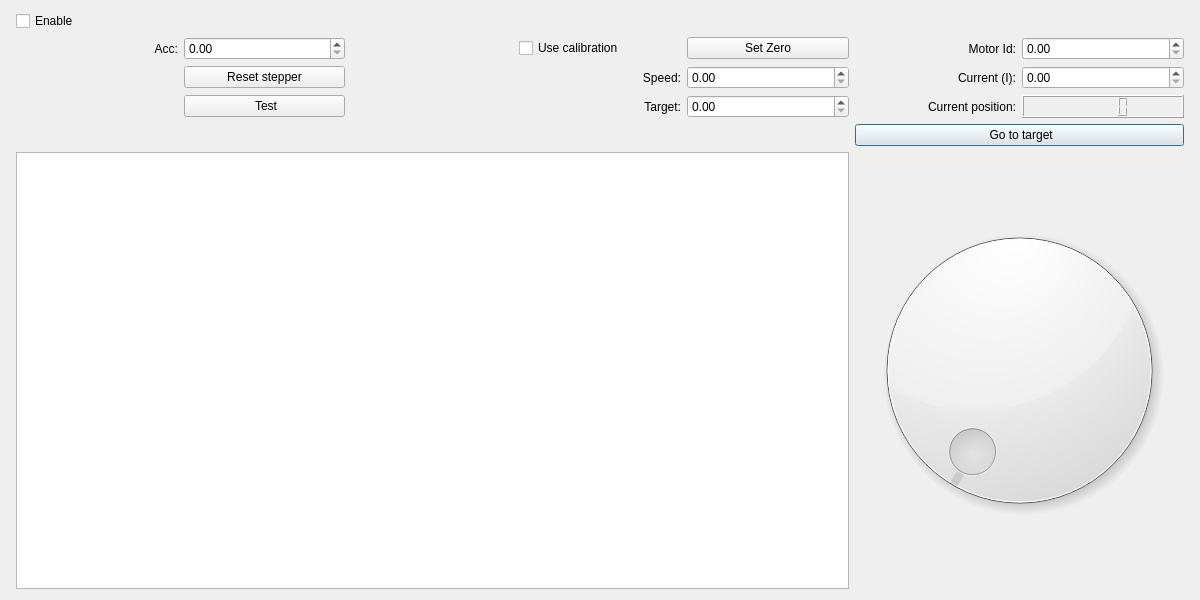
Old version of the form SpidrMpx3Eq/qcstmsteppermotor.ui in the repository navrit/dexter.
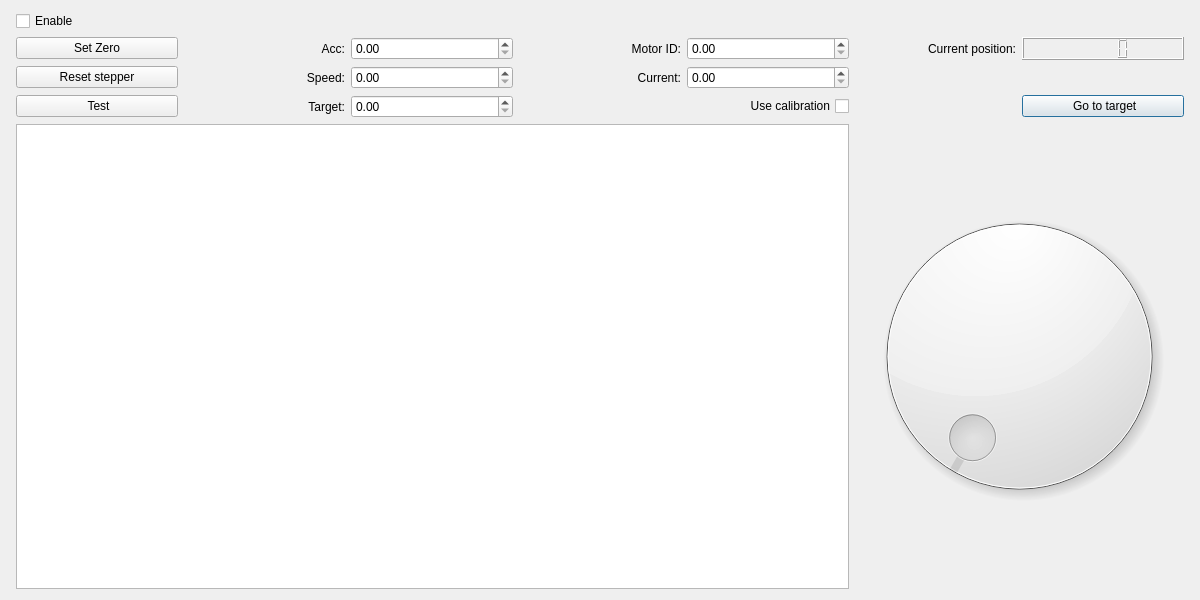
New version of the form. Icons and pictures are not drawn.

```diff
--- a/SpidrMpx3Eq/qcstmsteppermotor.ui
+++ b/SpidrMpx3Eq/qcstmsteppermotor.ui
@@ -31,10 +31,34 @@
      <property name="rightMargin">
       <number>5</number>
      </property>
-     <item row="3" column="6">
-      <widget class="QLCDNumber" name="motorCurrentPoslcdNumber"/>
+     <item row="5" column="0" colspan="5">
+      <widget class="QTableView" name="stepperCalibrationTableView"/>
      </item>
-     <item row="3" column="1">
+     <item row="0" column="0">
+      <widget class="QCheckBox" name="stepperMotorCheckBox">
+       <property name="text">
+        <string>Enable</string>
+       </property>
+      </widget>
+     </item>
+     <item row="5" column="5" colspan="2">
+      <widget class="QDial" name="motorDial"/>
+     </item>
+     <item row="1" column="0">
+      <widget class="QPushButton" name="stepperSetZeroPushButton">
+       <property name="text">
+        <string>Set Zero</string>
+       </property>
+      </widget>
+     </item>
+     <item row="2" column="0">
+      <widget class="QPushButton" name="motorResetButton">
+       <property name="text">
+        <string>Reset stepper</string>
+       </property>
+      </widget>
+     </item>
+     <item row="3" column="0">
       <widget class="QPushButton" name="motorTestButton">
        <property name="text">
         <string> Test</string>
@@ -45,7 +69,92 @@
        </property>
       </widget>
      </item>
-     <item row="4" column="5" colspan="2">
+     <item row="1" column="1">
+      <widget class="QLabel" name="label_1">
+       <property name="text">
+        <string>Acc:</string>
+       </property>
+       <property name="alignment">
+        <set>Qt::AlignRight|Qt::AlignTrailing|Qt::AlignVCenter</set>
+       </property>
+      </widget>
+     </item>
+     <item row="2" column="1">
+      <widget class="QLabel" name="label_2">
+       <property name="layoutDirection">
+        <enum>Qt::LeftToRight</enum>
+       </property>
+       <property name="text">
+        <string>Speed:</string>
+       </property>
+       <property name="alignment">
+        <set>Qt::AlignRight|Qt::AlignTrailing|Qt::AlignVCenter</set>
+       </property>
+      </widget>
+     </item>
+     <item row="1" column="2">
+      <widget class="QDoubleSpinBox" name="accelerationSpinBox"/>
+     </item>
+     <item row="2" column="2">
+      <widget class="QDoubleSpinBox" name="speedSpinBox"/>
+     </item>
+     <item row="3" column="1">
+      <widget class="QLabel" name="stepperTargetPosLabel">
+       <property name="layoutDirection">
+        <enum>Qt::LeftToRight</enum>
+       </property>
+       <property name="text">
+        <string>Target:</string>
+       </property>
+       <property name="alignment">
+        <set>Qt::AlignRight|Qt::AlignTrailing|Qt::AlignVCenter</set>
+       </property>
+      </widget>
+     </item>
+     <item row="3" column="2">
+      <widget class="QDoubleSpinBox" name="targetPosSpinBox">
+       <property name="maximum">
+        <double>360.000000000000000</double>
+       </property>
+      </widget>
+     </item>
+     <item row="1" column="3">
+      <widget class="QLabel" name="label_4">
+       <property name="text">
+        <string>Motor ID:</string>
+       </property>
+       <property name="alignment">
+        <set>Qt::AlignRight|Qt::AlignTrailing|Qt::AlignVCenter</set>
+       </property>
+      </widget>
+     </item>
+     <item row="1" column="4">
+      <widget class="QDoubleSpinBox" name="motorIdSpinBox"/>
+     </item>
+     <item row="2" column="3">
+      <widget class="QLabel" name="label_5">
+       <property name="text">
+        <string>Current:</string>
+       </property>
+       <property name="alignment">
+        <set>Qt::AlignRight|Qt::AlignTrailing|Qt::AlignVCenter</set>
+       </property>
+      </widget>
+     </item>
+     <item row="2" column="4">
+      <widget class="QDoubleSpinBox" name="currentISpinBox"/>
+     </item>
+     <item row="3" column="4">
+      <widget class="QCheckBox" name="stepperUseCalibCheckBox">
+       <property name="layoutDirection">
+        <enum>Qt::RightToLeft</enum>
+       </property>
+       <property name="text">
+        <string>Use calibration</string>
+       </property>
+      </widget>
+     </item>
+     <item row="3" column="6">
       <widget class="QPushButton" name="motorGoToTargetButton">
        <property name="text">
         <string> Go to target</string>
@@ -63,76 +172,6 @@
       </widget>
      </item>
      <item row="1" column="5">
-      <widget class="QLabel" name="label_4">
-       <property name="text">
-        <string>Motor Id:</string>
-       </property>
-       <property name="alignment">
-        <set>Qt::AlignRight|Qt::AlignTrailing|Qt::AlignVCenter</set>
-       </property>
-      </widget>
-     </item>
-     <item row="3" column="3">
-      <widget class="QLabel" name="stepperTargetPosLabel">
-       <property name="layoutDirection">
-        <enum>Qt::LeftToRight</enum>
-       </property>
-       <property name="text">
-        <string>Target:</string>
-       </property>
-       <property name="alignment">
-        <set>Qt::AlignRight|Qt::AlignTrailing|Qt::AlignVCenter</set>
-       </property>
-      </widget>
-     </item>
-     <item row="2" column="6">
-      <widget class="QDoubleSpinBox" name="currentISpinBox"/>
-     </item>
-     <item row="2" column="5">
-      <widget class="QLabel" name="label_5">
-       <property name="text">
-        <string>Current (I):</string>
-       </property>
-       <property name="alignment">
-        <set>Qt::AlignRight|Qt::AlignTrailing|Qt::AlignVCenter</set>
-       </property>
-      </widget>
-     </item>
-     <item row="1" column="4">
-      <widget class="QPushButton" name="stepperSetZeroPushButton">
-       <property name="text">
-        <string>Set Zero</string>
-       </property>
-      </widget>
-     </item>
-     <item row="1" column="1">
-      <widget class="QDoubleSpinBox" name="accelerationSpinBox"/>
-     </item>
-     <item row="2" column="1">
-      <widget class="QPushButton" name="motorResetButton">
-       <property name="text">
-        <string>Reset stepper</string>
-       </property>
-      </widget>
-     </item>
-     <item row="1" column="3">
-      <widget class="QCheckBox" name="stepperUseCalibCheckBox">
-       <property name="text">
-        <string>Use calibration</string>
-       </property>
-      </widget>
-     </item>
-     <item row="1" column="0">
-      <widget class="QLabel" name="label_1">
-       <property name="text">
-        <string>Acc:</string>
-       </property>
-       <property name="alignment">
-        <set>Qt::AlignRight|Qt::AlignTrailing|Qt::AlignVCenter</set>
-       </property>
-      </widget>
-     </item>
-     <item row="3" column="5">
       <widget class="QLabel" name="stepperCurrentPosLabel">
        <property name="text">
         <string>Current position:</string>
@@ -142,44 +181,8 @@
        </property>
       </widget>
      </item>
-     <item row="3" column="4">
-      <widget class="QDoubleSpinBox" name="targetPosSpinBox">
-       <property name="maximum">
-        <double>360.000000000000000</double>
-       </property>
-      </widget>
-     </item>
-     <item row="0" column="0">
-      <widget class="QCheckBox" name="stepperMotorCheckBox">
-       <property name="text">
-        <string>Enable</string>
-       </property>
-      </widget>
-     </item>
-     <item row="5" column="0" colspan="5">
-      <widget class="QTableView" name="stepperCalibrationTableView"/>
-     </item>
-     <item row="2" column="4">
-      <widget class="QDoubleSpinBox" name="speedSpinBox"/>
-     </item>
      <item row="1" column="6">
-      <widget class="QDoubleSpinBox" name="motorIdSpinBox"/>
-     </item>
-     <item row="5" column="5" colspan="2">
-      <widget class="QDial" name="motorDial"/>
-     </item>
-     <item row="2" column="3">
-      <widget class="QLabel" name="label_2">
-       <property name="layoutDirection">
-        <enum>Qt::LeftToRight</enum>
-       </property>
-       <property name="text">
-        <string>Speed:</string>
-       </property>
-       <property name="alignment">
-        <set>Qt::AlignRight|Qt::AlignTrailing|Qt::AlignVCenter</set>
-       </property>
-      </widget>
+      <widget class="QLCDNumber" name="motorCurrentPoslcdNumber"/>
      </item>
     </layout>
    </item>
```
